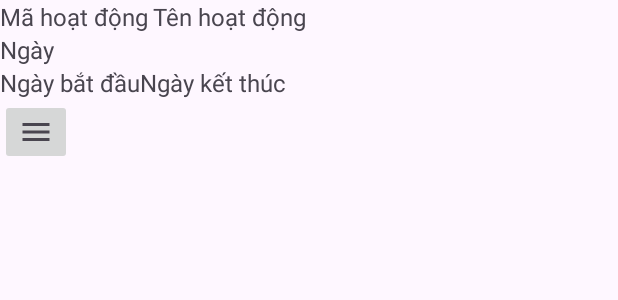
After one commit to TranThanh39/BTLAndroid, an Android app: the layout diary_list_tile.xml on its own in the app's theme, with its tools: preview values and no code run, on a phone screen of 412 x 824 dp. The commit adds this screen. Shown: the top 300 px of the screen. Run offline under Robolectric (Android 15) with nearby library versions, the phone set to English and light mode, and no system bars.

Commit message:
added listview

```diff
--- /dev/null
+++ b/app/src/main/res/drawable/ic_menu.xml
@@ -0,0 +1,11 @@
+<?xml version="1.0" encoding="utf-8"?>
+<vector xmlns:android="http://schemas.android.com/apk/res/android"
+    android:width="24dp"
+    android:height="24dp"
+    android:viewportWidth="960"
+    android:viewportHeight="960"
+    android:tint="?attr/colorControlNormal">
+    <path
+        android:fillColor="@android:color/white"
+        android:pathData="M120,720L120,640L840,640L840,720L120,720ZM120,520L120,440L840,440L840,520L120,520ZM120,320L120,240L840,240L840,320L120,320Z"/>
+</vector>
--- /dev/null
+++ b/app/src/main/res/layout/diary_list_tile.xml
@@ -0,0 +1,65 @@
+<?xml version="1.0" encoding="utf-8"?>
+<LinearLayout xmlns:android="http://schemas.android.com/apk/res/android"
+    xmlns:app="http://schemas.android.com/apk/res-auto"
+    android:layout_width="match_parent"
+    android:layout_height="wrap_content"
+    android:orientation="vertical">
+
+        <LinearLayout
+            android:layout_width="match_parent"
+            android:layout_height="match_parent"
+            android:orientation="horizontal">
+
+                <TextView
+                    android:id="@+id/tvMahd"
+                    android:layout_width="wrap_content"
+                    android:layout_height="wrap_content"
+                    android:layout_marginRight="3dp"
+                    android:text="Mã hoạt động"
+                    android:textSize="16sp" />
+
+                <TextView
+                    android:id="@+id/tvTenhd"
+                    android:layout_width="wrap_content"
+                    android:layout_height="wrap_content"
+                    android:layout_marginRight="3dp"
+                    android:text="Tên hoạt động"
+                    android:textSize="16sp" />
+        </LinearLayout>
+
+        <TextView
+            android:id="@+id/tvNgay"
+            android:layout_width="wrap_content"
+            android:layout_height="wrap_content"
+            android:layout_marginRight="3dp"
+            android:text="Ngày"
+            android:textSize="16sp" />
+
+        <LinearLayout
+            android:layout_width="match_parent"
+            android:layout_height="match_parent"
+            android:orientation="horizontal">
+
+                <TextView
+                    android:id="@+id/tvNgaybd"
+                    android:layout_width="wrap_content"
+                    android:layout_height="wrap_content"
+                    android:text="Ngày bắt đầu"
+                    android:textSize="16sp" />
+
+                <TextView
+                    android:id="@+id/tvNgaykt"
+                    android:layout_width="wrap_content"
+                    android:layout_height="wrap_content"
+                    android:text="Ngày kết thúc"
+                    android:textSize="16sp" />
+        </LinearLayout>
+
+        <ImageButton
+            android:id="@+id/iconMenu"
+            android:layout_width="wrap_content"
+            android:layout_height="wrap_content"
+            android:layout_weight="1"
+            app:srcCompat="@drawable/ic_menu" />
+
+</LinearLayout>
--- a/app/src/main/res/layout/fragment_home.xml
+++ b/app/src/main/res/layout/fragment_home.xml
@@ -8,6 +8,7 @@
     <ListView
         android:layout_width="match_parent"
         android:layout_height="wrap_content"
+        android:id="@+id/myListView"
         >
     </ListView>
 
```
Also changed, not shown: app/src/main/java/com/haruma/app/adapter/CustomAdapter.java (added, +77 -0 lines), app/src/main/java/com/haruma/app/dto/AdapterSessionManager.java (added, +29 -0 lines), app/src/main/java/com/haruma/app/model/ChangeCallback.java (added, +7 -0 lines), app/src/main/java/com/haruma/app/view/AddActivity.java (+11 -1 lines), app/src/main/java/com/haruma/app/view/HomeFragment.java (+26 -2 lines), app/src/main/res/menu/option_menu.xml (added, +12 -0 lines).
